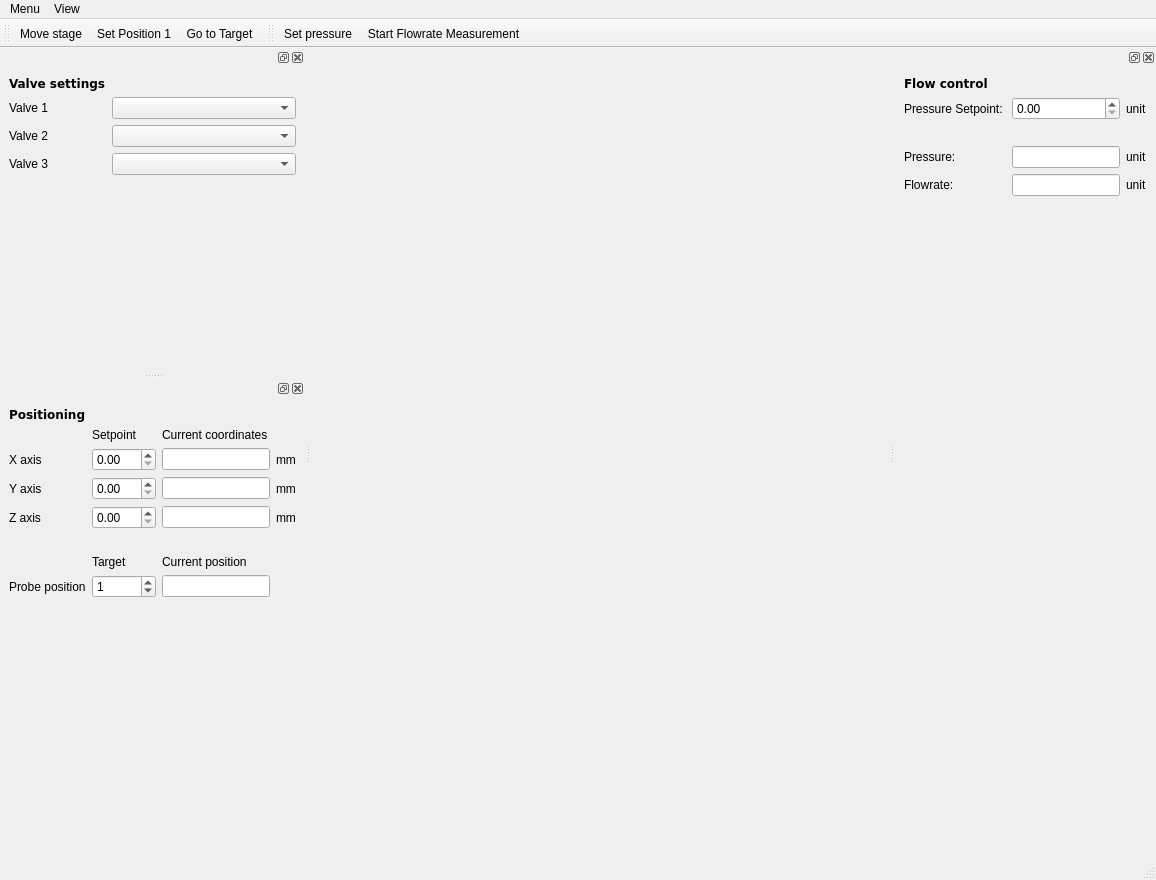
Old version of the form gui/fluidics/ui_fluidics.ui in the repository fbarho/qudi-cbs.
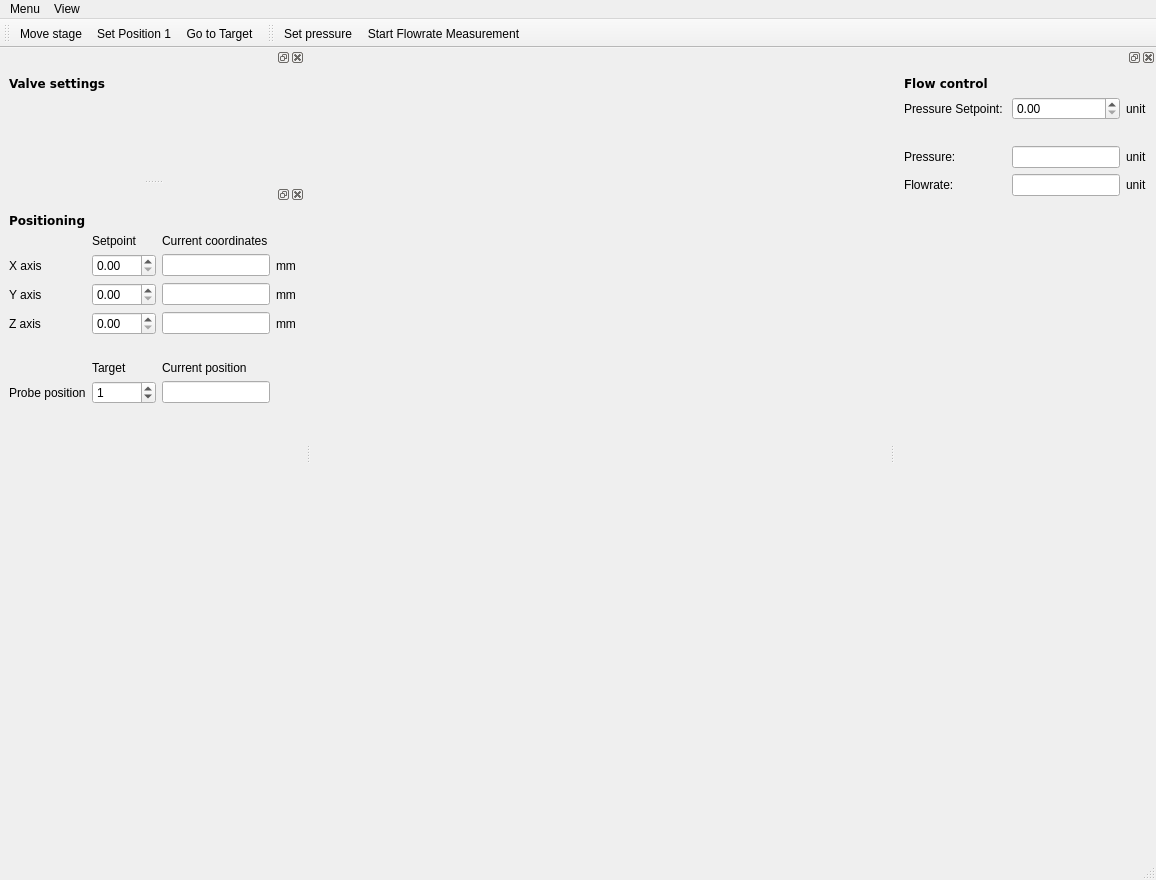
New version of the form.

Commit message: updated fluidics gui to construct widgets depending on number of valve controllers connected

```diff
--- a/gui/fluidics/ui_fluidics.ui
+++ b/gui/fluidics/ui_fluidics.ui
@@ -49,36 +49,6 @@
     <layout class="QHBoxLayout" name="horizontalLayout">
      <item>
       <layout class="QFormLayout" name="formLayout">
-       <item row="1" column="0">
-        <widget class="QLabel" name="valve1_Label">
-         <property name="text">
-          <string>Valve 1</string>
-         </property>
-        </widget>
-       </item>
-       <item row="1" column="1">
-        <widget class="QComboBox" name="valve1_ComboBox"/>
-       </item>
-       <item row="2" column="0">
-        <widget class="QLabel" name="valve2_Label">
-         <property name="text">
-          <string>Valve 2</string>
-         </property>
-        </widget>
-       </item>
-       <item row="2" column="1">
-        <widget class="QComboBox" name="valve2_ComboBox"/>
-       </item>
-       <item row="3" column="0">
-        <widget class="QLabel" name="valve3_Label">
-         <property name="text">
-          <string>Valve 3</string>
-         </property>
-        </widget>
-       </item>
-       <item row="3" column="1">
-        <widget class="QComboBox" name="valve3_ComboBox"/>
-       </item>
        <item row="0" column="0">
         <widget class="QLabel" name="label_16">
          <property name="font">
@@ -93,19 +63,6 @@
          </property>
         </widget>
        </item>
-       <item row="4" column="0">
-        <spacer name="verticalSpacer_5">
-         <property name="orientation">
-          <enum>Qt::Vertical</enum>
-         </property>
-         <property name="sizeHint" stdset="0">
-          <size>
-           <width>20</width>
-           <height>40</height>
-          </size>
-         </property>
-        </spacer>
-       </item>
        <item row="0" column="1">
         <widget class="QLabel" name="label_17">
          <property name="text">
```
The commit also changes 6 other files.
